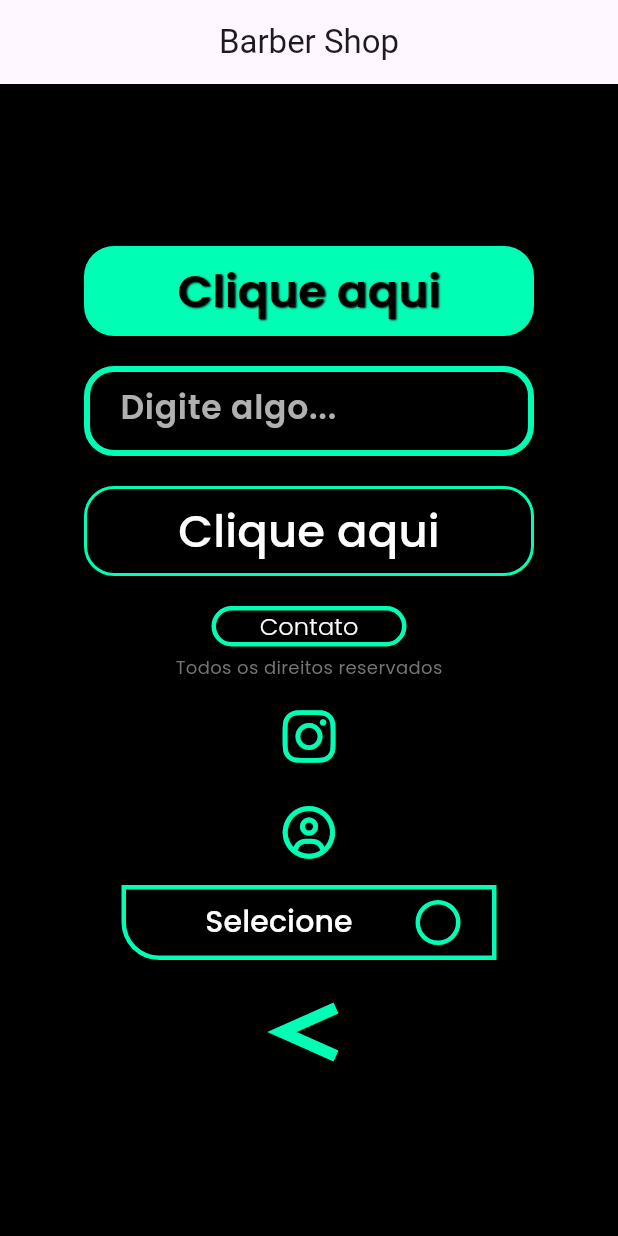
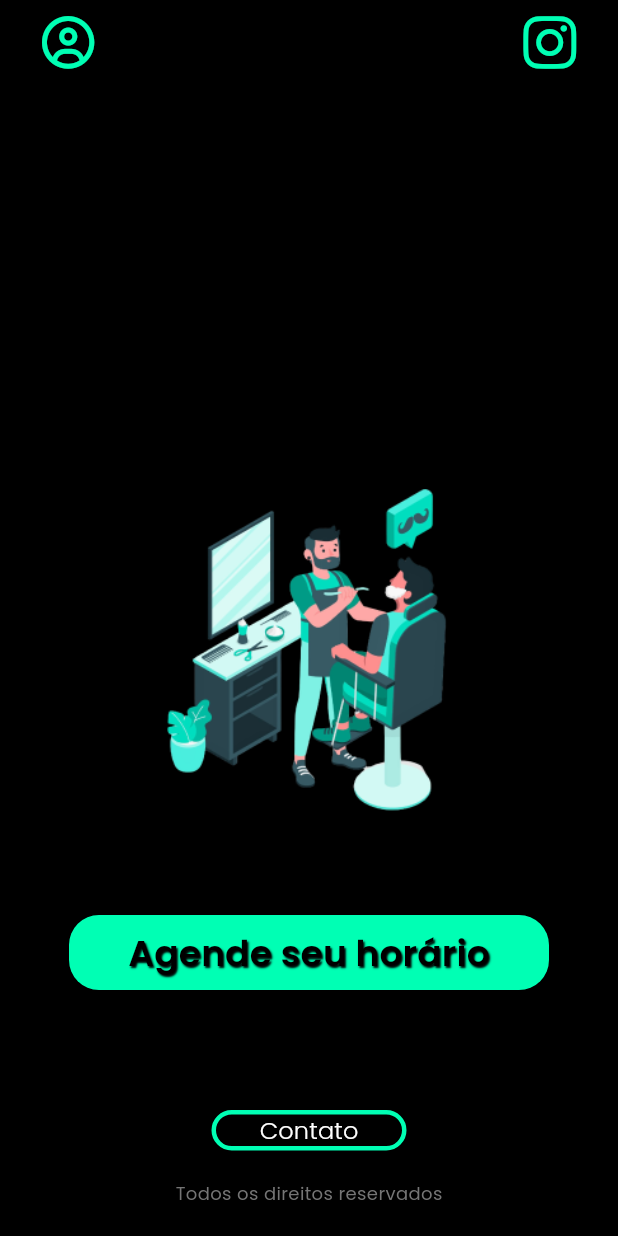
Before and after one commit to thiagofern4ndo/app-barber-shop, a Flutter app: the screen it shows after launch, after a tap on "Contato", on a phone screen of 412 x 824 dp. Run offline on Flutter 3.47's test engine with Material 3 defaults, Android fonts, the phone set to English and light mode, and no system bars; our stand-ins replace font_awesome_flutter, google_fonts.

Commit message:
Criando telas splash e mainscreen

```diff
--- a/lib/main.dart
+++ b/lib/main.dart
@@ -1,4 +1,4 @@
-import 'package:app_barber_shop/widgets/buttons/button_back.dart';
+/*import 'package:app_barber_shop/widgets/buttons/button_back.dart';
 import 'package:app_barber_shop/widgets/buttons/button_checkbox.dart';
 import 'package:app_barber_shop/widgets/buttons/button_contact.dart';
 import 'package:app_barber_shop/widgets/buttons/button_instagram.dart';
@@ -93,4 +93,31 @@ class MyAppState extends State<MyApp> {
       ),
     );
   }
+}*/
+
+import 'package:flutter/material.dart';
+import 'package:app_barber_shop/screens/splash.dart';
+import 'package:app_barber_shop/screens/mainscreen.dart';
+
+void main() {
+  runApp(const MyApp());
 }
+
+class MyApp extends StatelessWidget {
+  const MyApp({super.key});
+
+  @override
+  Widget build(BuildContext context) {
+    return MaterialApp(
+      debugShowCheckedModeBanner: false,
+      theme: ThemeData(
+        scaffoldBackgroundColor: Colors.black, // Define a cor de fundo global
+      ),
+      initialRoute: '/',
+      routes: {
+        '/': (context) => const SplashScreen(),
+        '/main': (context) => const MainScreen(),
+      },
+    );
+  }
+}
--- /dev/null
+++ b/lib/screens/mainscreen.dart
@@ -0,0 +1,84 @@
+import 'package:flutter/material.dart';
+import 'package:url_launcher/url_launcher.dart';
+import 'package:app_barber_shop/widgets/buttons/profile_button.dart';
+import 'package:app_barber_shop/widgets/buttons/button_instagram.dart';
+import 'package:app_barber_shop/widgets/buttons/custom_button.dart';
+import 'package:app_barber_shop/widgets/buttons/button_contact.dart';
+import 'package:app_barber_shop/widgets/text/text_direitos.dart';
+// import 'loginpage.dart';//importando a tela de login
+
+// Tela principal do aplicativo onde o usuário pode agendar horários e entrar em contato
+class MainScreen extends StatelessWidget {
+  const MainScreen({super.key}); // Construtor da tela principal
+
+  @override
+  Widget build(BuildContext context) {
+    return Scaffold(
+      body: SafeArea(
+        child: Column(
+          children: [
+            // Barra superior com botões de perfil e Instagram
+            Padding(
+              padding: const EdgeInsets.symmetric(horizontal: 20.0),
+              child: Row(
+                mainAxisAlignment: MainAxisAlignment.spaceBetween, // Disposição dos ícones à esquerda e à direita
+                children: [
+                  ProfileIconButton(), // Ícone do perfil
+                  InstagramIconButton(), // Ícone do Instagram
+                ],
+              ),
+            ),
+            const SizedBox(height: 20), // Espaçamento entre a barra superior e o conteúdo abaixo
+
+            Spacer(), // Espaço flexível que empurra os elementos para a parte superior
+
+            // Exibição do logo do barbeiro centralizado
+            Center(
+              child: Image.asset(
+                'assets/barber.png', // Caminho da imagem do logo
+                width: 250,  // Largura da imagem
+                height: 250, // Altura da imagem
+              ),
+            ),
+            const SizedBox(height: 50), // Espaçamento abaixo da logo
+
+            // Botão "Agende seu horário", que navega para a página de login
+            CustomButton(
+              text: 'Agende seu horário', // Texto exibido no botão
+              onPressed: () {
+                print('Botao pressionado, chamar tela de login quando construida');
+                // Navega para a página de login ao clicar no botão
+                // Navigator.push(
+                  // context,
+                  //  MaterialPageRoute(builder: (context) => LoginPage())
+                // );
+              },
+               width: 320, // Largura do botão
+               height: 50, // Altura do botão
+              color: const Color(0xFF00FFB4), // Cor personalizada do botão
+            ),
+            const SizedBox(height: 80), // Espaçamento entre os botões
+
+            // Botão "Contato" que abre o WhatsApp
+            ContactButton(
+              text: 'Contato', // Texto exibido no botão
+              onPressed: () async {
+                const whatsappUrl = 'https://wa.me/5581999999999'; // URL para abrir o WhatsApp com um número específico
+                if (await canLaunch(whatsappUrl)) {
+                  await launch(whatsappUrl); // Tenta abrir o WhatsApp
+                } else {
+                  throw 'Não foi possível abrir o WhatsApp'; // Erro caso não consiga abrir
+                }
+              },
+            ),
+            const SizedBox(height: 20), // Espaçamento inferior entre os botões
+
+            // Texto de rodapé exibindo direitos autorais
+            TextWidget(), // Exibe o texto "Todos os direitos reservados"
+            const SizedBox(height: 20), // Espaçamento inferior
+          ],
+        ),
+      ),
+    );
+  }
+}
--- /dev/null
+++ b/lib/screens/splash.dart
@@ -0,0 +1,38 @@
+import 'package:flutter/material.dart';
+import 'mainscreen.dart';  //importando a mainscreen, tela depois da splash
+
+// Tela de Splash que exibe o logo por alguns segundos antes de navegar para a tela principal
+class SplashScreen extends StatefulWidget {
+  const SplashScreen({super.key}); // Construtor da SplashScreen, que passa a chave para o widget pai
+
+  @override
+  _SplashScreenState createState() => _SplashScreenState(); // Criação do estado da tela de splash
+}
+
+class _SplashScreenState extends State<SplashScreen> {
+  @override
+  void initState() {
+    super.initState(); // Chama o método initState da classe pai para inicializar o estado
+
+    // Atraso de 3 segundos antes de navegar para a próxima tela (MainScreen)
+    Future.delayed(const Duration(seconds: 3), () {
+      Navigator.pushReplacement(
+        context,
+        MaterialPageRoute(builder: (context) => const MainScreen()), // Navega para a MainScreen após o atraso
+      );
+    });
+  }
+
+  @override
+  Widget build(BuildContext context) {
+    return Scaffold(
+      body: Center(
+        child: Image.asset(
+          'assets/logo.png',  // Caminho da imagem do logo a ser exibida
+          width: 200,  // Largura da imagem
+          height: 200, // Altura da imagem
+        ),
+      ),
+    );
+  }
+}
--- a/lib/widgets/buttons/custom_button.dart
+++ b/lib/widgets/buttons/custom_button.dart
@@ -7,6 +7,7 @@ class CustomButton extends StatelessWidget {
   final double width;
   final double height;
   final Color color;
+  final double fontSize;
 
   const CustomButton({
     super.key,
@@ -15,6 +16,7 @@ class CustomButton extends StatelessWidget {
     this.width = 300,
     this.height = 60,
     this.color = const Color(0xFF00FFB4),
+    this.fontSize =  60 * 0.4,
   });
 
   @override
@@ -33,7 +35,7 @@ class CustomButton extends StatelessWidget {
         child: Text(
           text,
           style: GoogleFonts.poppins(
-            fontSize: 30,
+            fontSize: this.fontSize,
             fontWeight: FontWeight.w600,
             color: Color(0xFF000000),
             shadows: [
```
Also changed, not shown: pubspec.yaml (+7 -0 lines), assets/antonio.jpg (added), assets/barber.png (added), assets/carlos.png (added), assets/eduardo.png (added), assets/logo.png (added), assets/paulo.png (added).
